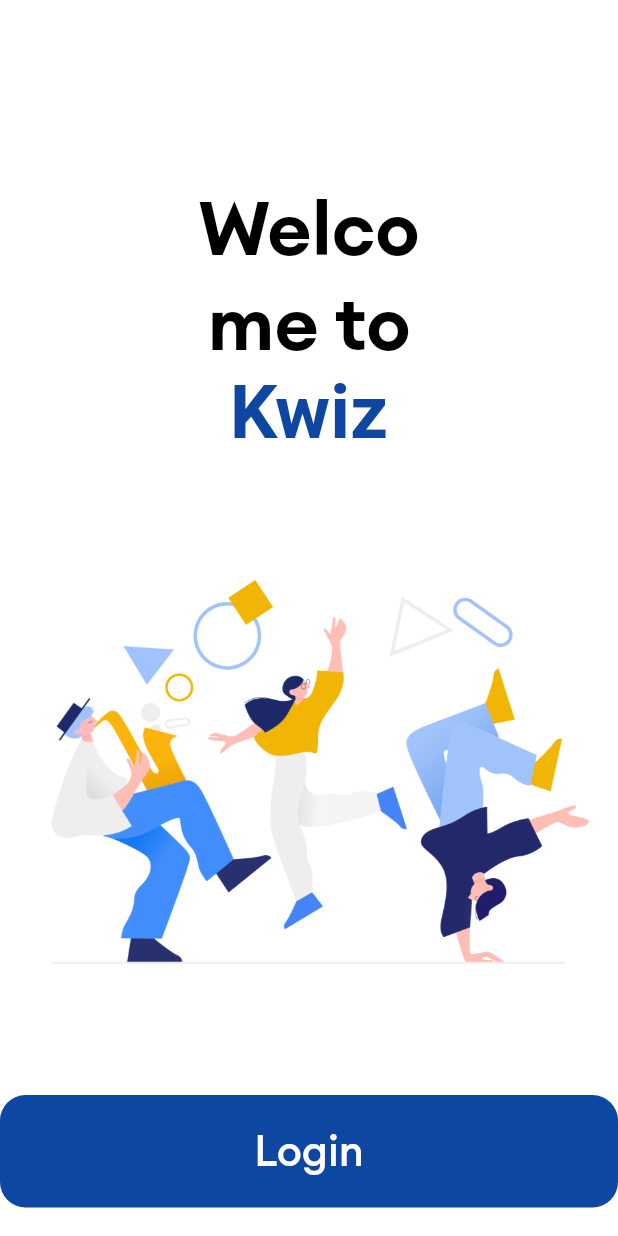
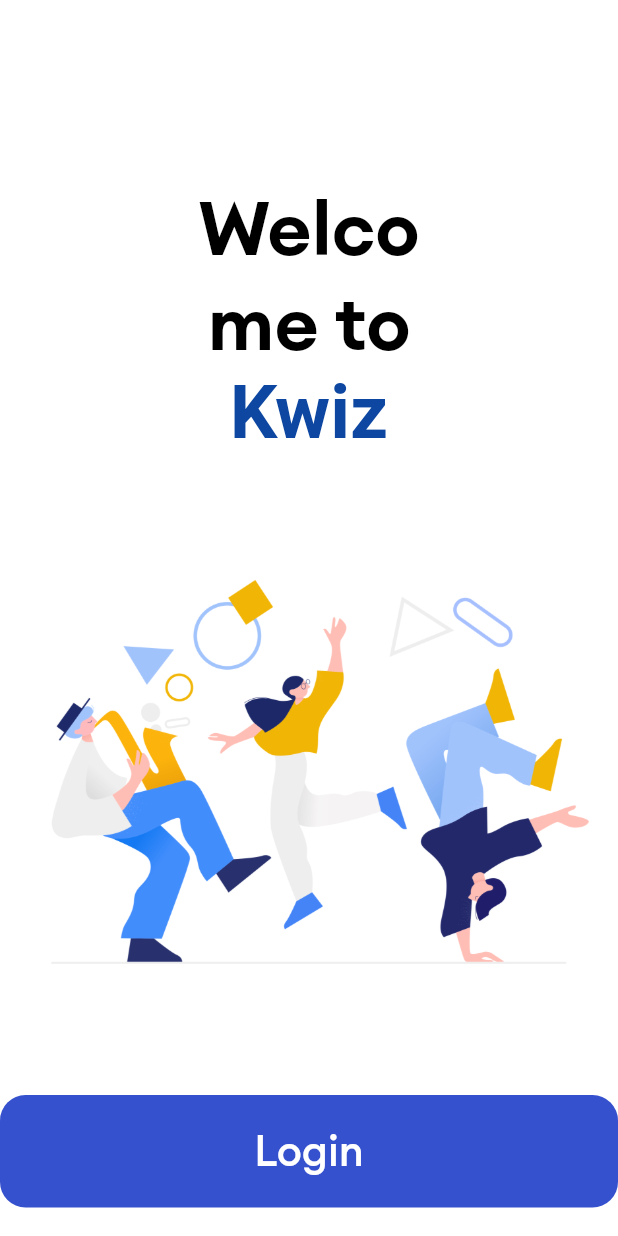
Before and after one commit to developloba/kwiz, a Flutter app: the Home screen opened directly, on a phone screen of 412 x 824 dp. Run offline on Flutter 3.47's test engine with Material 2 defaults, Android fonts, the phone set to English and light mode, and no system bars; our stand-ins replace firebase_auth, firebase_core, google_nav_bar, rflutter_alert, smooth_page_indicator; accounts and stored records are empty.

Commit message:
structural changes

```diff
--- a/lib/main.dart
+++ b/lib/main.dart
@@ -1,12 +1,18 @@
+import 'package:firebase_core/firebase_core.dart';
 import 'package:flutter/material.dart';
-import 'package:kwik/scaffold.dart';
-import 'custom_widgets.dart';
-import 'signin.dart';
+import 'package:kwik/utils/constant.dart';
+import 'package:kwik/screens/explore.dart';
+import 'package:kwik/screens/login.dart';
+import 'package:kwik/screens/profile.dart';
+import 'package:kwik/screens/quizfront.dart';
+import 'package:kwik/screens/scaffold.dart';
+import 'utils/custom_widgets.dart';
+import 'screens/signin.dart';
 
 void main() {
   runApp(MaterialApp(
+    title: 'Kwiz',
     home: const Dash(),
-    title: 'Kwiz',
     debugShowCheckedModeBanner: false,
     theme: ThemeData(
       primaryColor: Colors.blue.shade900,
@@ -41,9 +47,17 @@ void main() {
             fontSize: 20,
             fontWeight: FontWeight.w700,
             color: Colors.white),
-          bodyText2:
-              TextStyle(fontFamily: 'Pop', fontSize: 25, color: Colors.grey)),
       ),
+    ),
+    routes: {
+      'Loginscreen': (context) => const Login(),
+      'Signupscreen': (context) => const Signup(),
+      'Scaffold': (context) => const Scaffold(),
+      'Home': (context) => const Dash(),
+      'Explorer': (context) => const Explorer(),
+      'Profile': (context) => const Account(),
+      'Quiz': (context) => const Quiz()
+    },
   ));
 }
 
@@ -83,16 +97,17 @@ class Home extends StatelessWidget {
               width: 425,
               decoration: const BoxDecoration(
                   image: DecorationImage(image: AssetImage('assets/2.png')))),
-          Button(
+          NavButton(
+            fill: primarycolor,
             width: 450,
-            fill: Colors.blue.shade900,
+            destination: const Login(),
           ),
           const SizedBox(
             height: 20,
           ),
-          Button(
+          NavButton(
             width: 450,
-            fill: Colors.transparent,
+            fill: Colors.white,
             outline: Colors.blue.shade900,
             label: 'Sign Up',
             labelcolor: Colors.blue.shade900,
--- a/lib/explore.dart
+++ b/lib/screens/explore.dart
@@ -1,5 +1,5 @@
 import 'package:flutter/material.dart';
-import 'package:kwik/constant.dart';
+import 'package:kwik/utils/constant.dart';
 
 class Explorer extends StatefulWidget {
   const Explorer({Key? key}) : super(key: key);
--- a/lib/profile.dart
+++ b/lib/screens/profile.dart
@@ -1,5 +1,5 @@
 import 'package:flutter/material.dart';
-import 'package:kwik/constant.dart';
+import 'package:kwik/utils/constant.dart';
 
 class Account extends StatefulWidget {
   const Account({Key? key}) : super(key: key);
--- a/lib/custom_widgets.dart
+++ b/lib/utils/custom_widgets.dart
@@ -1,6 +1,6 @@
 import 'package:flutter/material.dart';
-import 'package:kwik/quizfront.dart';
-import 'login.dart';
+import 'package:kwik/screens/login.dart';
+import '../screens/login.dart';
 
 class Txtfield1 extends StatefulWidget {
   final double width;
@@ -10,7 +10,8 @@ class Txtfield1 extends StatefulWidget {
   final double top;
   final double side;
   final double bottom;
-  const Txtfield1(
+  var val;
+  Txtfield1(
       {Key? key,
       this.width = 400,
       this.text = 'Username',
@@ -18,7 +19,8 @@ class Txtfield1 extends StatefulWidget {
       this.pad = 0,
       this.top = 0,
       this.side = 0,
-      this.bottom = 0})
+      this.bottom = 0,
+      this.val})
       : super(key: key);
 
   @override
@@ -40,6 +42,9 @@ class _Txtfield1State extends State<Txtfield1> {
           width: widget.width,
           child: TextFormField(
               obscureText: widget.dots,
+              onChanged: ((value) {
+                widget.val = value;
+              }),
               decoration: InputDecoration(
                   label: Text(
                     widget.text,
@@ -125,19 +130,18 @@ class Button extends StatefulWidget {
       this.width = 295,
       this.height = 75,
       this.label = 'Login',
-      this.destination = const Login(),
       this.fill = Colors.blue,
       this.outline = Colors.transparent,
-      this.labelcolor = Colors.white})
+      this.labelcolor = Colors.white,
+      required this.onpress})
       : super(key: key);
   final double width;
   final double height;
   final String label;
-  // ignore: prefer_typing_uninitialized_variables
-  final destination;
   final Color fill;
   final Color outline;
   final Color labelcolor;
+  final void Function()? onpress;
 
   @override
   State<Button> createState() => _ButtonState();
@@ -156,10 +160,7 @@ class _ButtonState extends State<Button> {
           fixedSize: Size(widget.width, widget.height),
           side: BorderSide(color: widget.outline)),
       onPressed: () {
-        Navigator.push(
-          context,
-          MaterialPageRoute(builder: (context) => widget.destination),
-        );
+        widget.onpress;
       },
       child: Text(
         widget.label,
@@ -311,18 +312,19 @@ class AnswerButton extends StatelessWidget {
 }
 
 class Abstractcard extends StatefulWidget {
-  const Abstractcard({
-    Key? key,
-    required this.pic,
-    this.width = 0,
-    this.length = 0,
-  }) : super(key: key);
+  const Abstractcard(
+      {Key? key,
+      required this.pic,
+      this.width = 0,
+      this.length = 0,
+      this.destination})
+      : super(key: key);
   final Widget pic;
   // ignore: prefer_typing_uninitialized_variables
 
   final double width;
   final double length;
-
+  final destination;
   @override
   State<Abstractcard> createState() => _AbstractcardState();
 }
@@ -335,7 +337,7 @@ class _AbstractcardState extends State<Abstractcard> {
           setState(() {
             Navigator.push(
               context,
-              MaterialPageRoute(builder: (context) => const Quiz()),
+              MaterialPageRoute(builder: (context) => widget.destination),
             );
           });
         },
@@ -353,3 +355,56 @@ class _AbstractcardState extends State<Abstractcard> {
         ));
   }
 }
+
+class NavButton extends StatefulWidget {
+  const NavButton(
+      {Key? key,
+      this.width = 295,
+      this.height = 75,
+      this.label = 'Login',
+      this.destination = const Login(),
+      this.fill = Colors.blue,
+      this.outline = Colors.transparent,
+      this.labelcolor = Colors.white})
+      : super(key: key);
+  final double width;
+  final double height;
+  final String label;
+  // ignore: prefer_typing_uninitialized_variables
+  final destination;
+  final Color fill;
+  final Color outline;
+  final Color labelcolor;
+
+  @override
+  State<NavButton> createState() => _NavButtonState();
+}
+
+class _NavButtonState extends State<NavButton> {
+  @override
+  Widget build(BuildContext context) {
+    return ElevatedButton(
+      style: ElevatedButton.styleFrom(
+          padding: const EdgeInsets.all(16),
+          primary: widget.fill,
+          elevation: 0,
+          shape:
+              RoundedRectangleBorder(borderRadius: BorderRadius.circular(17)),
+          fixedSize: Size(widget.width, widget.height),
+          side: BorderSide(color: widget.outline)),
+      onPressed: () {
+        Navigator.push(
+          context,
+          MaterialPageRoute(builder: (context) => widget.destination),
+        );
+      },
+      child: Text(
+        widget.label,
+        style: TextStyle(
+          fontSize: 28,
+          color: widget.labelcolor,
+        ),
+      ),
+    );
+  }
+}
--- a/pubspec.yaml
+++ b/pubspec.yaml
@@ -38,6 +38,9 @@ dependencies:
   google_nav_bar: ^5.0.6
   rflutter_alert: ^2.0.4
   smooth_page_indicator: ^1.0.0+2
+  cloud_firestore: ^3.4.5
+  firebase_auth: ^3.6.4
+  firebase_core: ^1.21.0
 
 dev_dependencies:
   flutter_test:
```
Also changed, not shown: lib/screens/home.dart (renamed from lib/home.dart, +8 -3 lines), lib/screens/login.dart (renamed from lib/login.dart, +4 -4 lines), lib/screens/quizinfo.dart (added, +60 -0 lines), lib/screens/scaffold.dart (renamed from lib/scaffold.dart, +4 -4 lines), lib/screens/signin.dart (added, +172 -0 lines), lib/signin.dart (deleted, +0 -127 lines), assets/blue.jpg (deleted), assets/math.jpg (added), assets/science (1).jpg (added), assets/tri.png (added), lib/screens/quizback.dart (renamed from lib/quizback.dart), lib/screens/quizfront.dart (renamed from lib/quizfront.dart), lib/utils/constant.dart (renamed from lib/constant.dart), lib/utils/dimensions.dart (added), 2 more files, 4 other files. Lines whose indentation alone changed are shown as unchanged.
